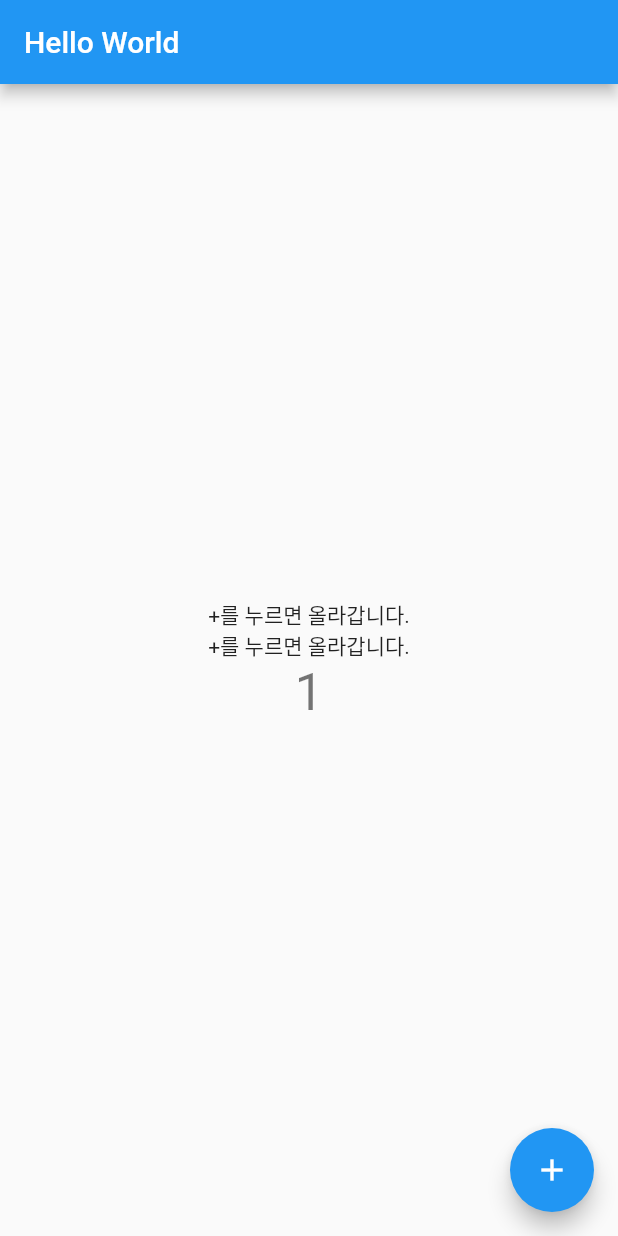
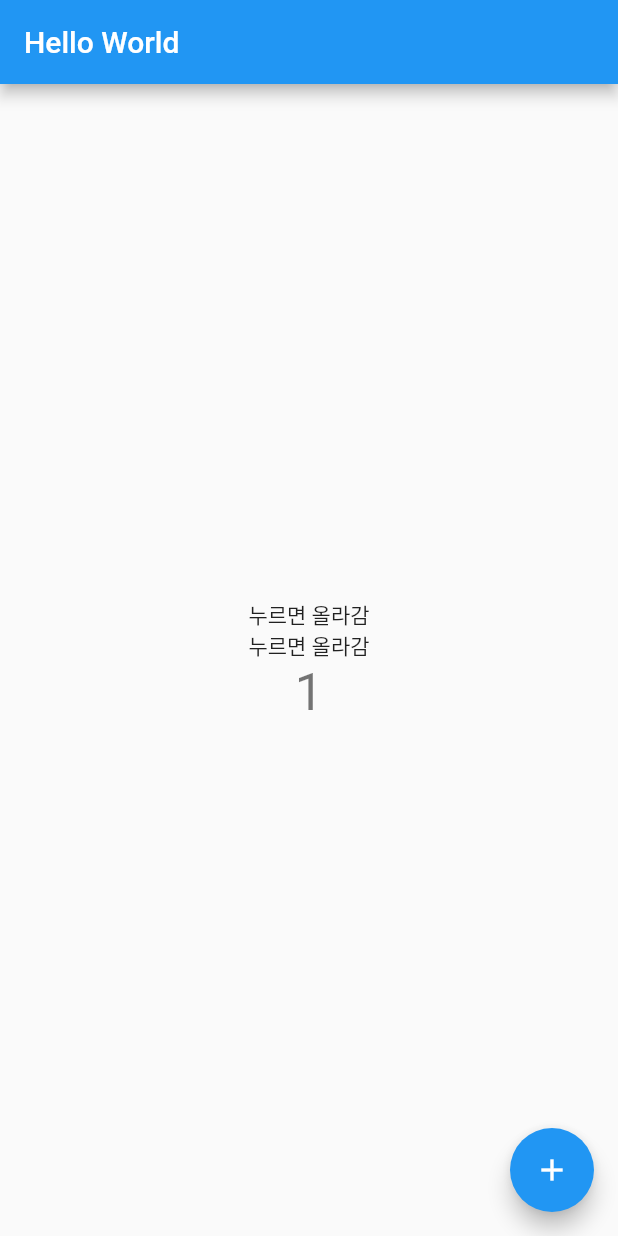
Before and after one commit to limseongsu/flutter_app, a Flutter app: the screen it shows after launch, after a tap on the "add" icon, on a phone screen of 412 x 824 dp. Run offline on Flutter 3.47's test engine with Material 2 defaults, Android fonts, the phone set to English and light mode, and no system bars.

Commit message:
'maindart'

```diff
--- a/lib/3_22.dart
+++ b/lib/3_22.dart
@@ -44,7 +44,15 @@ void main() {
   fax = 4;
   print('팩스의 새로운 가격은(세금포함) ${fax * tax}만원!');
     //4.4
+second();
+}
+
+void second() {
+  // main을 분리하여 사용할 수 있다.
+
+}
 
 
-
+void three() {
+  https://yujin-dev.tistory.com/53
 }
--- a/lib/3_22project.dart
+++ b/lib/3_22project.dart
@@ -1,7 +1,22 @@
+// 연습문제1-1
 void main() {
-
   int a = 3;
   int b = 5;
   int c = (a * b);
-print ('가로 $a, 세로 $b의 직사각형의 면적은 $c');
+
+  print('가로 $a, 세로 $b의 직사각형의 면적은 $c');
+
+  // string c = '가로 $a, 세로 #b의 직사각형의 면적은 입니다.'
 }
+
+// 연습문제1-2
+
+void second(){
+  bool real = true;
+  bool unreal = false;
+  double a = 3.14;
+  int b = 3141592653;
+  String C = '항구를 공격! 적에게 15포인트의 데미지를 주었다';
+
+
+}
--- /dev/null
+++ b/lib/main.dart
@@ -0,0 +1,108 @@
+
+
+import 'package:flutter/material.dart';
+void main() {
+  runApp(MyApp());
+}
+class MyApp extends StatelessWidget {
+  // This widget is the root of your application.
+  @override
+  Widget build(BuildContext context) {
+    return MaterialApp(
+      title: 'Flutter Demo',
+      theme: ThemeData(
+        // This is the theme of your application.
+        //
+        // Try running your application with "flutter run". You'll see the
+        // application has a blue toolbar. Then, without quitting the app, try
+        // changing the primarySwatch below to Colors.green and then invoke
+        // "hot reload" (press "r" in the console where you ran "flutter run",
+        // or simply save your changes to "hot reload" in a Flutter IDE).
+        // Notice that the counter didn't reset back to zero; the application
+        // is not restarted.
+        primarySwatch: Colors.blue,
+      ),
+      home: MyHomePage(title: 'Hello World'),
+    );
+  }
+}
+class MyHomePage extends StatefulWidget {
+  MyHomePage({Key key, this.title}) : super(key: key);
+  // This widget is the home page of your application. It is stateful, meaning
+  // that it has a State object (defined below) that contains fields that affect
+  // how it looks.
+  // This class is the configuration for the state. It holds the values (in this
+  // case the title) provided by the parent (in this case the App widget) and
+  // used by the build method of the State. Fields in a Widget subclass are
+  // always marked "final".
+  final String title;
+  @override
+  _MyHomePageState createState() => _MyHomePageState();
+}
+class _MyHomePageState extends State<MyHomePage> {
+  int _counter = 0;
+  void _incrementCounter() {
+    setState(() {
+      // This call to setState tells the Flutter framework that something has
+      // changed in this State, which causes it to rerun the build method below
+      // so that the display can reflect the updated values. If we changed
+      // _counter without calling setState(), then the build method would not be
+      // called again, and so nothing would appear to happen.
+      _counter++;
+    });
+  }
+  @override
+  Widget build(BuildContext context) {
+    // This method is rerun every time setState is called, for instance as done
+    // by the _incrementCounter method above.
+    //
+    // The Flutter framework has been optimized to make rerunning build methods
+    // fast, so that you can just rebuild anything that needs updating rather
+    // than having to individually change instances of widgets.
+    return Scaffold(
+      appBar: AppBar(
+        // Here we take the value from the MyHomePage object that was created by
+        // the App.build method, and use it to set our appbar title.
+        title: Text(widget.title),
+      ),
+      body: Center(
+        // Center is a layout widget. It takes a single child and positions it
+        // in the middle of the parent.
+        child: Column(
+          // Column is also a layout widget. It takes a list of children and
+          // arranges them vertically. By default, it sizes itself to fit its
+          // children horizontally, and tries to be as tall as its parent.
+          //
+          // Invoke "debug painting" (press "p" in the console, choose the
+          // "Toggle Debug Paint" action from the Flutter Inspector in Android
+          // Studio, or the "Toggle Debug Paint" command in Visual Studio Code)
+          // to see the wireframe for each widget.
+          //
+          // Column has various properties to control how it sizes itself and
+          // how it positions its children. Here we use mainAxisAlignment to
+          // center the children vertically; the main axis here is the vertical
+          // axis because Columns are vertical (the cross axis would be
+          // horizontal).
+          mainAxisAlignment: MainAxisAlignment.center,
+          children: <Widget>[
+            Text(
+              '누르면 올라감',
+            ),
+            Text(
+              '누르면 올라감',
+            ),
+            Text(
+              '$_counter',
+              style: Theme.of(context).textTheme.headline4,
+            ),
+          ],
+        ),
+      ),
+      floatingActionButton: FloatingActionButton(
+        onPressed: _incrementCounter,
+        tooltip: 'Increment',
+        child: Icon(Icons.add),
+      ), // This trailing comma makes auto-formatting nicer for build methods.
+    );
+  }
+}
```
